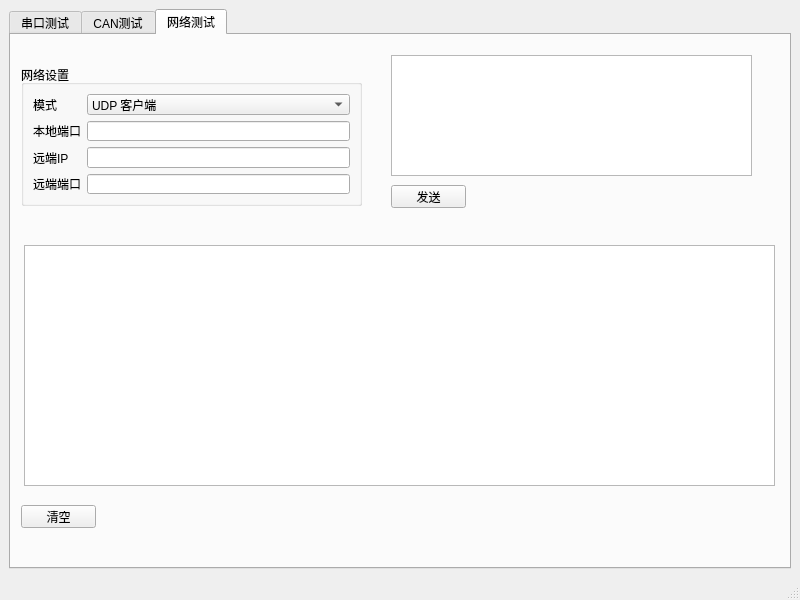
The window that qt/app/MainWindow.ui (andy003/RobotTest) describes before a commit, drawn with Qt 5.
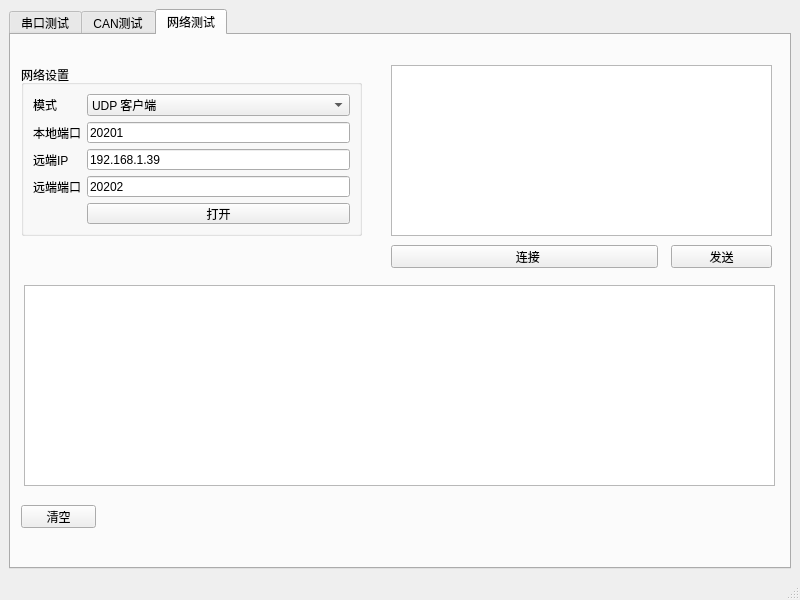
The same window after the commit. The open tabs and pages were chosen to show the change.

Patch:
```diff
--- a/qt/app/MainWindow.ui
+++ b/qt/app/MainWindow.ui
@@ -2,6 +2,12 @@
 <ui version="4.0">
  <class>MainWindow</class>
  <widget class="QMainWindow" name="MainWindow">
+  <property name="windowModality">
+   <enum>Qt::NonModal</enum>
+  </property>
+  <property name="enabled">
+   <bool>true</bool>
+  </property>
   <property name="geometry">
    <rect>
     <x>0</x>
@@ -408,17 +414,17 @@
           <x>10</x>
           <y>30</y>
           <width>341</width>
-          <height>141</height>
+          <height>171</height>
          </rect>
         </property>
         <property name="title">
          <string>网络设置</string>
         </property>
         <layout class="QGridLayout" name="gridLayout_8">
-         <item row="1" column="0">
-          <widget class="QLabel" name="label_18">
+         <item row="1" column="2">
+          <widget class="QLineEdit" name="nettest_local_port_text_">
            <property name="text">
-            <string>本地端口</string>
+            <string>20201</string>
            </property>
           </widget>
          </item>
@@ -449,8 +455,43 @@
            </item>
           </widget>
          </item>
-         <item row="1" column="2">
-          <widget class="QLineEdit" name="lineEdit"/>
+         <item row="3" column="2">
+          <widget class="QLineEdit" name="nettest_remote_port_text_">
+           <property name="text">
+            <string>20202</string>
+           </property>
+          </widget>
+         </item>
+         <item row="4" column="2">
+          <widget class="QPushButton" name="nettest_open_btn_">
+           <property name="text">
+            <string>打开</string>
+           </property>
+          </widget>
+         </item>
+         <item row="2" column="2">
+          <widget class="QLineEdit" name="nettest_remote_ip_text_">
+           <property name="text">
+            <string>192.168.1.39</string>
+           </property>
+          </widget>
+         </item>
+         <item row="1" column="0">
+          <widget class="QLabel" name="nettest_local_port_label_">
+           <property name="text">
+            <string>本地端口</string>
+           </property>
+          </widget>
+         </item>
+         <item row="2" column="0">
+          <widget class="QLabel" name="nettest_remote_ip_label_">
+           <property name="text">
+            <string>远端IP</string>
+           </property>
+          </widget>
+         </item>
+         <item row="4" column="0">
+          <widget class="QWidget" name="nettest_status_" native="true"/>
          </item>
          <item row="0" column="0">
           <widget class="QLabel" name="label_17">
@@ -466,47 +507,37 @@
            </property>
           </widget>
          </item>
-         <item row="2" column="0">
-          <widget class="QLabel" name="label_19">
-           <property name="text">
-            <string>远端IP</string>
-           </property>
-          </widget>
-         </item>
-         <item row="2" column="2">
-          <widget class="QLineEdit" name="lineEdit_2"/>
-         </item>
-         <item row="3" column="2">
-          <widget class="QLineEdit" name="lineEdit_3"/>
-         </item>
         </layout>
        </widget>
        <widget class="QTextEdit" name="textEdit">
         <property name="geometry">
          <rect>
           <x>13</x>
-          <y>210</y>
+          <y>250</y>
           <width>751</width>
-          <height>241</height>
+          <height>201</height>
          </rect>
         </property>
+        <property name="readOnly">
+         <bool>true</bool>
+        </property>
        </widget>
        <widget class="QTextEdit" name="textEdit_2">
         <property name="geometry">
          <rect>
           <x>380</x>
-          <y>20</y>
-          <width>361</width>
-          <height>121</height>
+          <y>30</y>
+          <width>381</width>
+          <height>171</height>
          </rect>
         </property>
        </widget>
        <widget class="QPushButton" name="pushButton">
         <property name="geometry">
          <rect>
-          <x>380</x>
-          <y>150</y>
-          <width>75</width>
+          <x>660</x>
+          <y>210</y>
+          <width>101</width>
           <height>23</height>
          </rect>
         </property>
@@ -527,6 +558,19 @@
          <string>清空</string>
         </property>
        </widget>
+       <widget class="QPushButton" name="nettest_connect_btn_">
+        <property name="geometry">
+         <rect>
+          <x>380</x>
+          <y>210</y>
+          <width>267</width>
+          <height>23</height>
+         </rect>
+        </property>
+        <property name="text">
+         <string>  连接</string>
+        </property>
+       </widget>
       </widget>
      </widget>
     </item>
```
Left out of the diff: 57 changed lines with no effect on the pictures.
